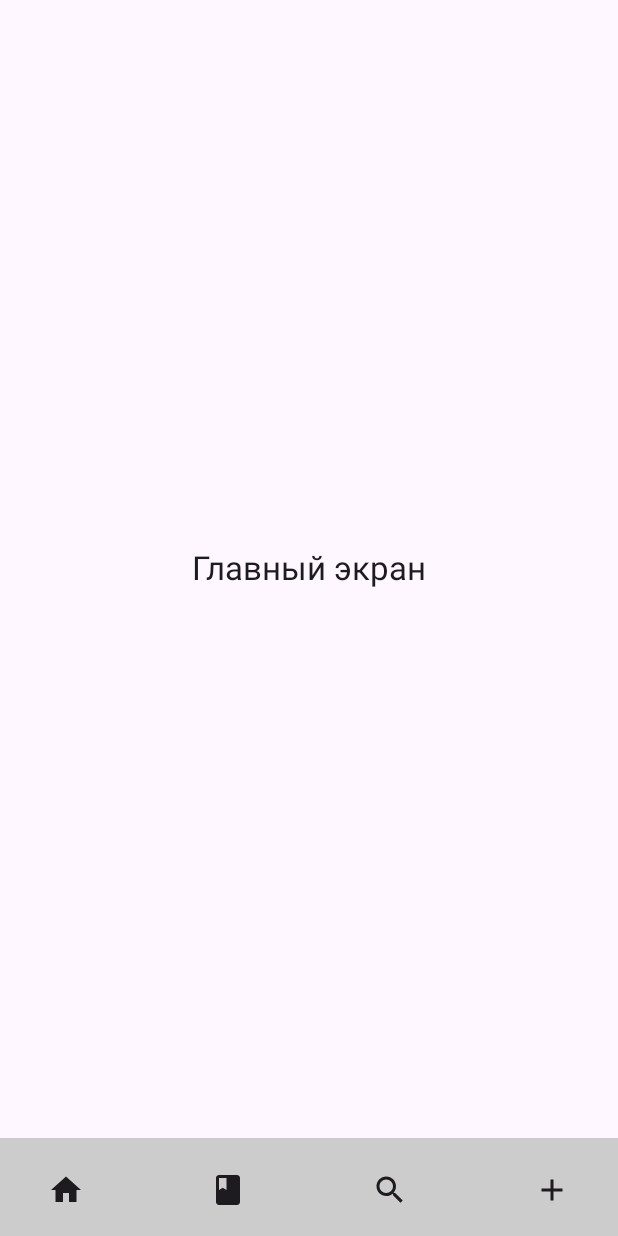
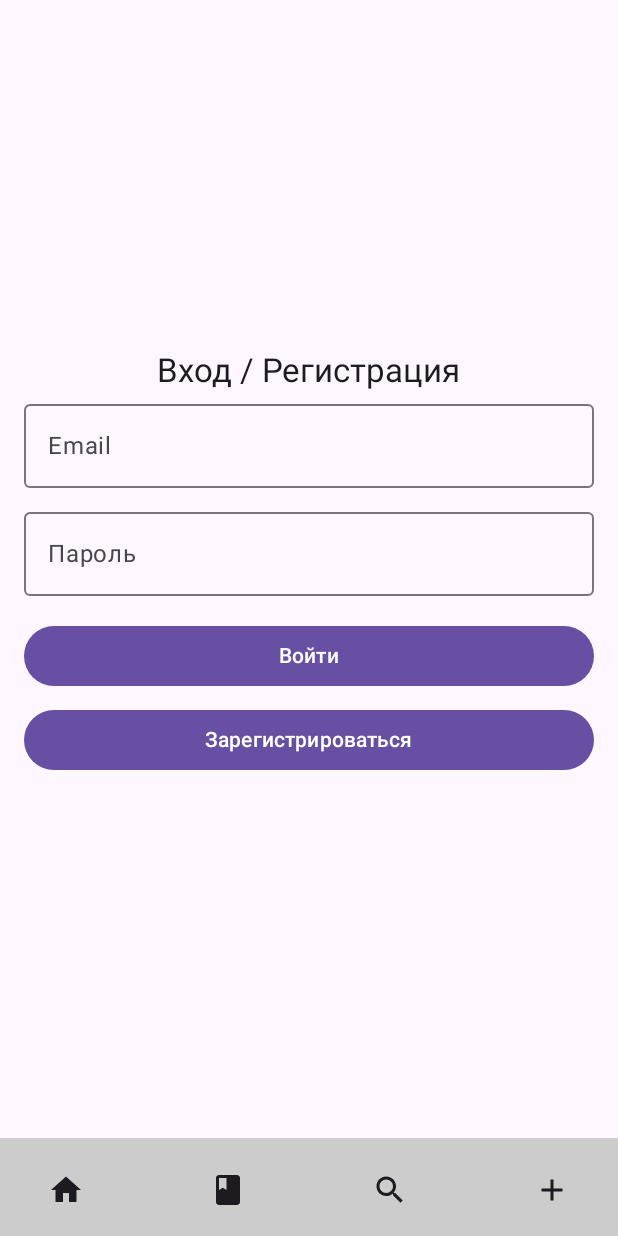
Before and after one commit to vorobushku/favbook, an Android app built with Jetpack Compose: the screen it shows after launch (MainActivity), on a phone screen of 412 x 824 dp. Run offline under Robolectric (Android 15) with nearby library versions, the phone set to English and light mode, and no system bars; our stand-ins replace Firebase (no records; nobody signed in at launch, a user with empty details on screens opened directly); pictures from the network do not load.

```diff
--- a/app/build.gradle.kts
+++ b/app/build.gradle.kts
@@ -10,6 +10,7 @@ val googleBooksApiKey: String = Properties().apply {
 plugins {
     alias(libs.plugins.androidApplication)
     alias(libs.plugins.jetbrainsKotlinAndroid)
+    id("com.google.gms.google-services")
 }
 
 android {
@@ -57,7 +58,7 @@ android {
         compose = true
     }
     composeOptions {
-        kotlinCompilerExtensionVersion = "1.5.1"
+        kotlinCompilerExtensionVersion = "1.5.15"
     }
     packaging {
         resources {
@@ -77,6 +78,8 @@ dependencies {
     implementation("com.squareup.retrofit2:retrofit:2.9.0")
     implementation("com.squareup.retrofit2:converter-gson:2.9.0")
     implementation("io.coil-kt:coil-compose:2.2.2")
+    implementation(platform("com.google.firebase:firebase-bom:33.1.0"))
+    implementation("com.google.firebase:firebase-auth")
 
 
     implementation(libs.androidx.core.ktx)
--- a/app/src/main/java/com/example/favbook/MainActivity.kt
+++ b/app/src/main/java/com/example/favbook/MainActivity.kt
@@ -1,10 +1,10 @@
 package com.example.favbook
 
-import android.net.Uri
 import android.os.Bundle
 import android.util.Log
 import androidx.activity.ComponentActivity
 import androidx.activity.compose.setContent
+import androidx.compose.foundation.Image
 import androidx.compose.foundation.background
 import androidx.compose.foundation.clickable
 import androidx.compose.foundation.layout.fillMaxSize
@@ -27,19 +27,29 @@ import androidx.compose.material.icons.filled.Add
 import androidx.compose.material.icons.filled.Book
 import androidx.compose.material.icons.filled.Home
 import androidx.compose.material.icons.filled.Search
+import androidx.compose.runtime.LaunchedEffect
 import androidx.compose.runtime.MutableState
 import androidx.compose.runtime.mutableStateOf
+import androidx.compose.runtime.produceState
 import androidx.compose.runtime.remember
 import androidx.compose.ui.Alignment
 import androidx.compose.ui.graphics.Color
 import androidx.compose.ui.res.painterResource
+import androidx.compose.ui.text.input.PasswordVisualTransformation
 import coil.compose.AsyncImage
+import coil.compose.rememberAsyncImagePainter
 import com.example.favbook.data.model.BookItem
 import com.example.favbook.data.network.RetrofitInstance
+import com.google.firebase.auth.FirebaseAuth
+import com.google.firebase.auth.FirebaseUser
 import kotlinx.coroutines.CoroutineScope
 import kotlinx.coroutines.Dispatchers
+import kotlinx.coroutines.delay
 import kotlinx.coroutines.launch
 import kotlinx.coroutines.withContext
+import java.net.URLDecoder
+import java.net.URLEncoder
+import java.nio.charset.StandardCharsets
 
 
 class MainActivity : ComponentActivity() {
@@ -47,45 +57,163 @@ class MainActivity : ComponentActivity() {
         super.onCreate(savedInstanceState)
         setContent {
             val navController = rememberNavController()
+            val user = rememberFirebaseUser()
+            val startDestination = if (user == null) "auth_screen" else "main_screen"
+
             // Создаем Scaffold с навигацией
             Scaffold(
                 bottomBar = { BottomBar(navController) } // Нижний бар с навигацией
             ) { innerPadding ->
                 // Основной контент
                 Box(modifier = Modifier.padding(innerPadding)) {
-                    AppNavigator(navController) // Обновленная навигация
+                    AppNavigator(navController,startDestination) // Обновленная навигация
                 }
             }
         }
     }
 
     @Composable
-    fun AppNavigator(navController: NavHostController) {
-        NavHost(navController = navController, startDestination = "main_screen") {
+    fun AppNavigator(navController: NavHostController,startDectination: String) {
+        NavHost(navController = navController, startDestination = startDectination) {
+            composable("auth_screen") { AuthScreen(navController) }
             composable("main_screen") { MainScreen(navController) }
             composable("book_screen") { BookScreen() }
             composable("search_screen") { SearchScreen(navController) }
             composable("add_screen") { AddScreen() }
             // Экран деталей книги
+
             composable("book_detail_screen/{title}/{coverUrl}") { backStackEntry ->
-                val title = backStackEntry.arguments?.getString("title") ?: "Без названия"
-                val coverUrl = backStackEntry.arguments?.getString("coverUrl") ?: ""
+                val title = backStackEntry.arguments?.getString("title")?.let {
+                    URLDecoder.decode(it, StandardCharsets.UTF_8.toString())
+                } ?: "Без названия"
+
+                val coverUrl = backStackEntry.arguments?.getString("coverUrl")?.let {
+                    URLDecoder.decode(it, StandardCharsets.UTF_8.toString())
+                } ?: ""
+
                 BookDetailScreen(title, coverUrl)
             }
+
         }
+    }
+
+    @Composable
+    fun AuthScreen(navController: NavHostController) {
+        val auth = rememberAuth()
+        val email = remember { mutableStateOf("") }
+        val password = remember { mutableStateOf("") }
+        val errorMessage = remember { mutableStateOf<String?>(null) }
+
+        Column(
+            modifier = Modifier
+                .fillMaxSize()
+                .padding(16.dp),
+            horizontalAlignment = Alignment.CenterHorizontally,
+            verticalArrangement = Arrangement.Center
+        ) {
+            Text("Вход / Регистрация", style = MaterialTheme.typography.titleLarge)
+
+            OutlinedTextField(
+                value = email.value,
+                onValueChange = { email.value = it },
+                label = { Text("Email") },
+                singleLine = true,
+                modifier = Modifier.fillMaxWidth()
+            )
+
+            Spacer(modifier = Modifier.height(8.dp))
+
+            OutlinedTextField(
+                value = password.value,
+                onValueChange = { password.value = it },
+                label = { Text("Пароль") },
+                singleLine = true,
+                visualTransformation = PasswordVisualTransformation(),
+                modifier = Modifier.fillMaxWidth()
+            )
+
+            Spacer(modifier = Modifier.height(16.dp))
+
+            Button(
+                onClick = {
+                    auth.signInWithEmailAndPassword(email.value, password.value)
+                        .addOnSuccessListener {
+                            navController.navigate("main_screen") {
+                                popUpTo("auth_screen") { inclusive = true }
+                            }
+                        }
+                        .addOnFailureListener { errorMessage.value = it.message }
+                },
+                modifier = Modifier.fillMaxWidth()
+            ) {
+                Text("Войти")
+            }
+
+            Spacer(modifier = Modifier.height(8.dp))
+
+            Button(
+                onClick = {
+                    auth.createUserWithEmailAndPassword(email.value, password.value)
+                        .addOnSuccessListener {
+                            navController.navigate("main_screen") {
+                                popUpTo("auth_screen") { inclusive = true }
+                            }
+                        }
+                        .addOnFailureListener { errorMessage.value = it.message }
+                },
+                modifier = Modifier.fillMaxWidth()
+            ) {
+                Text("Зарегистрироваться")
+            }
+
+            Spacer(modifier = Modifier.height(8.dp))
+
+            errorMessage.value?.let {
+                Text(text = it, color = Color.Red)
+            }
+        }
+    }
+
+    @Composable
+    fun rememberFirebaseUser(): FirebaseUser? {
+        val userState = produceState<FirebaseUser?>(initialValue = null) {
+            value = FirebaseAuth.getInstance().currentUser
+        }
+        return userState.value
+    }
+
+    @Composable
+    fun rememberAuth(): FirebaseAuth {
+        return remember { FirebaseAuth.getInstance() }
     }
 
     //Возможно стоит удалить navController
     @Composable
     fun MainScreen(navController: NavHostController) {
-        Box(
+        val auth = FirebaseAuth.getInstance()
+
+        Column(
             modifier = Modifier.fillMaxSize(),
-            contentAlignment = Alignment.Center
+            horizontalAlignment = Alignment.CenterHorizontally,
+            verticalArrangement = Arrangement.Center
         ) {
             Text(
                 text = "Главный экран",
                 style = MaterialTheme.typography.titleLarge,
             )
+
+            Spacer(modifier = Modifier.height(16.dp))
+
+            Button(
+                onClick = {
+                    auth.signOut()
+                    navController.navigate("auth_screen") {
+                        popUpTo("main_screen") { inclusive = true }
+                    }
+                }
+            ) {
+                Text("Выйти")
+            }
         }
     }
 
@@ -106,12 +234,16 @@ class MainActivity : ComponentActivity() {
         val books = remember { mutableStateOf<List<BookItem>>(emptyList()) }
         val errorMessage = remember { mutableStateOf<String?>(null) }
 
+        LaunchedEffect(searchQuery.value) {
+            delay(500) // Дебаунс 500 мс
+            searchBooksApi(searchQuery.value, books, errorMessage)
+        }
+
         Column(
             modifier = Modifier
                 .fillMaxSize()
                 .padding(16.dp)
         ) {
-            // Строка поиска
             OutlinedTextField(
                 value = searchQuery.value,
                 onValueChange = { searchQuery.value = it },
@@ -122,39 +254,21 @@ class MainActivity : ComponentActivity() {
 
             Spacer(modifier = Modifier.height(8.dp))
 
-            // Кнопка поиска
-            Button(
-                onClick = {
-                    searchBooksApi(searchQuery.value, books, errorMessage)
-                },
-                modifier = Modifier.align(Alignment.CenterHorizontally)
-            ) {
-                Text("Поиск")
-            }
-
-            Spacer(modifier = Modifier.height(16.dp))
-
-            // Результаты или ошибка
-            if (!errorMessage.value.isNullOrEmpty()) {
-                Text(
-                    text = errorMessage.value ?: "",
-                    color = Color.Red,
-                    modifier = Modifier.align(Alignment.CenterHorizontally)
-                )
-            } else {
             LazyColumn {
                 items(books.value) { book ->
-                        BookItem(book, navController) // Передаем navController
-                    }
+                    BookItem(book, navController)
                 }
             }
         }
     }
 
+
     @Composable
     fun BookItem(book: BookItem, navController: NavHostController) {
-        // Заменяем http на https в URL, если это возможно
         val coverUrl = book.volumeInfo.imageLinks?.thumbnail?.replace("http:", "https:")
+
+        val encodedTitle = URLEncoder.encode(book.volumeInfo.title, StandardCharsets.UTF_8.toString())
+        val encodedCoverUrl = URLEncoder.encode(coverUrl ?: "", StandardCharsets.UTF_8.toString())
 
         Row(
             modifier = Modifier
@@ -163,26 +277,17 @@ class MainActivity : ComponentActivity() {
                 .background(Color.LightGray)
                 .padding(8.dp)
                 .clickable {
-                    val encodedTitle = Uri.encode(book.volumeInfo.title)
-                    val encodedCoverUrl = Uri.encode(coverUrl)
                     navController.navigate("book_detail_screen/$encodedTitle/$encodedCoverUrl")
                 },
             verticalAlignment = Alignment.CenterVertically
         ) {
-            if (!coverUrl.isNullOrEmpty()) {
             AsyncImage(
-                    model = coverUrl, // Используем https
+                model = coverUrl?.takeIf { it.isNotEmpty() },
                 contentDescription = "Обложка книги",
-                    modifier = Modifier.size(65.dp),
                 placeholder = painterResource(R.drawable.placeholder),
-                    error = painterResource(R.drawable.error),
-                    onError = { e ->
-                        Log.e("AsyncImage", "Ошибка загрузки: ${e.result.throwable.message}")
-                    }
+                error = painterResource(R.drawable.placeholder),
+                modifier = Modifier.size(50.dp)
             )
-            } else {
-                Log.e("BookCover", "Cover URL is empty!")
-            }
 
             Column {
                 Text(
@@ -247,21 +352,15 @@ class MainActivity : ComponentActivity() {
             Column(
                 horizontalAlignment = Alignment.CenterHorizontally
             ) {
-                Log.d("CoverUrl", coverUrl)
-                // Если есть обложка, показываем её
-                if (coverUrl.isNotEmpty()) {
                 AsyncImage(
-                        model = coverUrl, // Используем https
+                    model = coverUrl.takeIf { it.isNotEmpty() }, // Использует URL только если он не пустой
                     contentDescription = "Обложка книги",
-                        modifier = Modifier.size(200.dp),
                     placeholder = painterResource(R.drawable.placeholder),
-                        error = painterResource(R.drawable.error),
-                        onError = { e ->
-                            Log.e("AsyncImage", "Ошибка загрузки: ${e.result.throwable.message}")
-                        }
+                    error = painterResource(R.drawable.placeholder), // Заглушка при ошибке загрузки
+                    modifier = Modifier.size(200.dp)
                 )
+
                 Spacer(modifier = Modifier.height(16.dp))
-                }
 
                 Text(
                     text = title,
@@ -337,7 +436,7 @@ class MainActivity : ComponentActivity() {
             bottomBar = { BottomBar(navController) }
         ) { innerPadding ->
             Box(modifier = Modifier.padding(innerPadding)) {
-                AppNavigator(navController)
+                //AppNavigator(navController)
             }
         }
     }
--- a/build.gradle.kts
+++ b/build.gradle.kts
@@ -2,4 +2,5 @@
 plugins {
     alias(libs.plugins.androidApplication) apply false
     alias(libs.plugins.jetbrainsKotlinAndroid) apply false
+    id("com.google.gms.google-services") version "4.4.2" apply false
 }
--- a/gradle/libs.versions.toml
+++ b/gradle/libs.versions.toml
@@ -1,13 +1,13 @@
 [versions]
 agp = "8.3.2"
-kotlin = "1.9.0"
+kotlin = "1.9.25"
 coreKtx = "1.15.0"
 junit = "4.13.2"
 junitVersion = "1.2.1"
 espressoCore = "3.6.1"
 lifecycleRuntimeKtx = "2.8.7"
-activityCompose = "1.9.3"
-composeBom = "2024.11.00"
+activityCompose = "1.10.0"
+composeBom = "2025.01.01"
 
 [libraries]
 androidx-core-ktx = { group = "androidx.core", name = "core-ktx", version.ref = "coreKtx" }
```
Also changed, not shown: 1 other file. Lines whose indentation alone changed are shown as unchanged.
